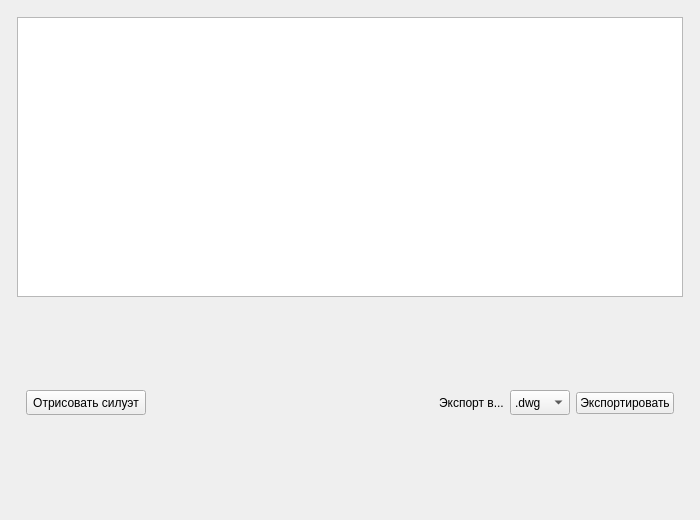
baseoleph/secad, file source/gui/resultswidget.ui: the form before one commit.
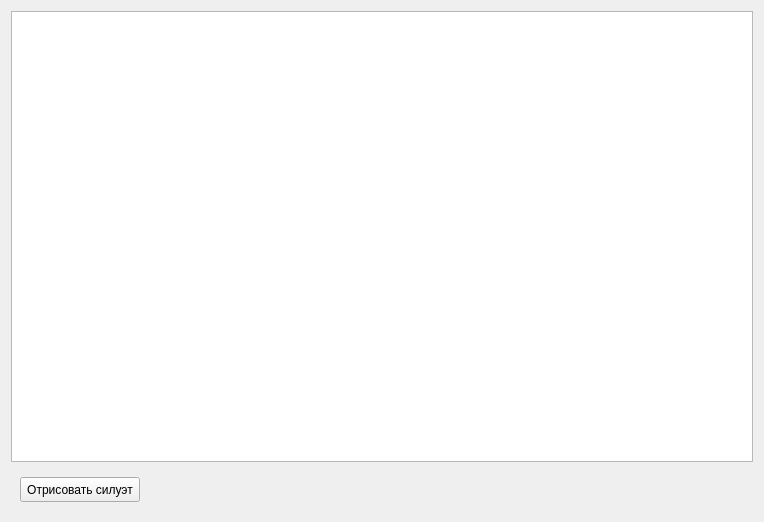
The form after the commit.

```diff
--- a/source/gui/resultswidget.ui
+++ b/source/gui/resultswidget.ui
@@ -6,8 +6,8 @@
    <rect>
     <x>0</x>
     <y>0</y>
-    <width>700</width>
-    <height>520</height>
+    <width>764</width>
+    <height>522</height>
    </rect>
   </property>
   <property name="windowTitle">
@@ -15,42 +15,14 @@
   </property>
   <layout class="QVBoxLayout" name="verticalLayout">
    <item>
-    <widget class="QWidget" name="widget" native="true">
-     <layout class="QVBoxLayout" name="verticalLayout_2">
-      <property name="leftMargin">
-       <number>6</number>
-      </property>
-      <property name="topMargin">
-       <number>6</number>
-      </property>
-      <property name="rightMargin">
-       <number>6</number>
-      </property>
-      <property name="bottomMargin">
-       <number>6</number>
-      </property>
-      <item>
-       <widget class="QGraphicsView" name="graphicsView">
-        <property name="sizePolicy">
-         <sizepolicy hsizetype="Fixed" vsizetype="Fixed">
-          <horstretch>0</horstretch>
-          <verstretch>0</verstretch>
-         </sizepolicy>
-        </property>
-        <property name="maximumSize">
-         <size>
-          <width>800</width>
-          <height>400</height>
-         </size>
-        </property>
-       </widget>
+    <widget class="QGraphicsView" name="graphicsView"/>
       </item>
       <item>
        <widget class="QWidget" name="widget_2" native="true">
         <property name="maximumSize">
          <size>
           <width>16777215</width>
-          <height>200</height>
+       <height>50</height>
          </size>
         </property>
         <layout class="QHBoxLayout" name="horizontalLayout">
@@ -85,82 +57,6 @@
             </size>
            </property>
           </spacer>
-         </item>
-         <item>
-          <widget class="QLabel" name="label">
-           <property name="sizePolicy">
-            <sizepolicy hsizetype="Fixed" vsizetype="Minimum">
-             <horstretch>0</horstretch>
-             <verstretch>0</verstretch>
-            </sizepolicy>
-           </property>
-           <property name="minimumSize">
-            <size>
-             <width>0</width>
-             <height>25</height>
-            </size>
-           </property>
-           <property name="maximumSize">
-            <size>
-             <width>16777215</width>
-             <height>25</height>
-            </size>
-           </property>
-           <property name="text">
-            <string>Экспорт в...</string>
-           </property>
-          </widget>
-         </item>
-         <item>
-          <widget class="QComboBox" name="comboBox_exp_var">
-           <property name="minimumSize">
-            <size>
-             <width>60</width>
-             <height>25</height>
-            </size>
-           </property>
-           <property name="maximumSize">
-            <size>
-             <width>60</width>
-             <height>25</height>
-            </size>
-           </property>
-           <item>
-            <property name="text">
-             <string>.dwg</string>
-            </property>
-           </item>
-           <item>
-            <property name="text">
-             <string>.dxf</string>
-            </property>
-           </item>
-           <item>
-            <property name="text">
-             <string>.txt</string>
-            </property>
-           </item>
-           <item>
-            <property name="text">
-             <string>.png</string>
-            </property>
-           </item>
-           <item>
-            <property name="text">
-             <string>.jpeg</string>
-            </property>
-           </item>
-          </widget>
-         </item>
-         <item>
-          <widget class="QPushButton" name="pushButton_export">
-           <property name="text">
-            <string>Экспортировать</string>
-           </property>
-          </widget>
-         </item>
-        </layout>
-       </widget>
       </item>
      </layout>
     </widget>
```
Left out of the diff: 2 changed lines with no effect on the pictures. Lines whose indentation alone changed are shown as unchanged.
